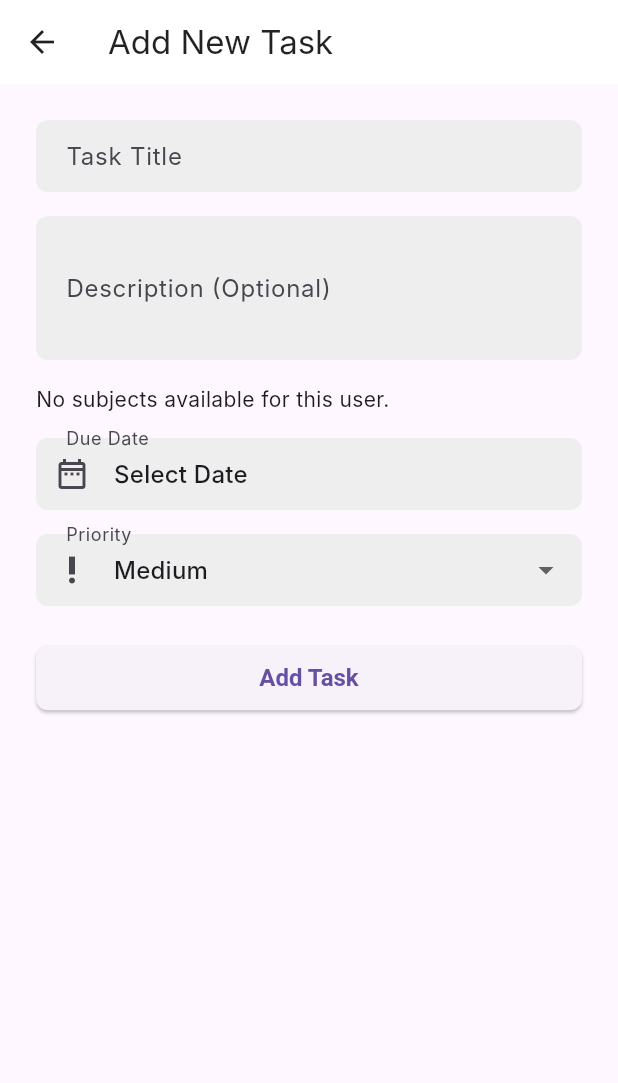
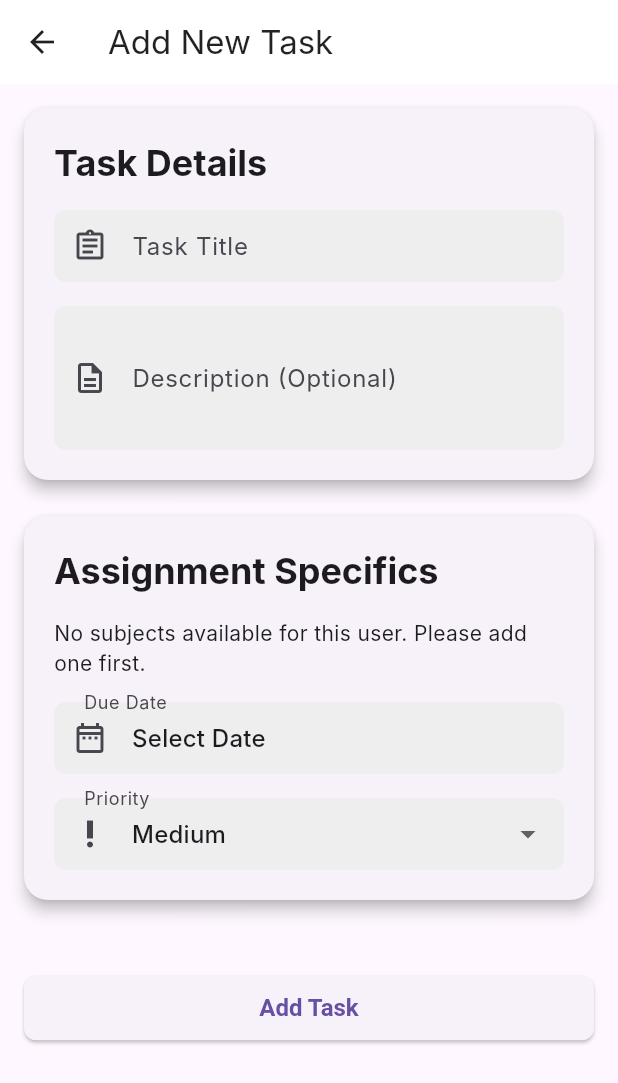
Before and after one commit to imanmysarah3108/skedule3, a Flutter app: the AddTaskPage screen opened by its route, on a phone screen of 412 x 824 dp. Shown: the top 1083 px of the screen. Run offline on Flutter 3.47's test engine with Material 3 defaults, Android fonts, the phone set to English and light mode, and no system bars; our stand-ins replace package_info_plus, supabase_flutter; accounts and stored records are empty; Roboto replaces fonts that are missing (Inter).

Commit message:
update data picker style, icons for all fields, adjust padding

```diff
--- a/lib/add_task.dart
+++ b/lib/add_task.dart
@@ -2,40 +2,9 @@ import 'package:flutter/material.dart';
 import 'package:intl/intl.dart';
 import 'package:skedule3/main.dart';
 
-class Assignment {
-  final String assignmentId;
-  final String desc;
-  final String subjectId;
-  final DateTime dueDate;
-  final String id;
-  final String assignmentTitle;
-  final bool isCompleted;
-  final String priority;
-
-  Assignment({
-    required this.assignmentId,
-    required this.desc,
-    required this.subjectId,
-    required this.dueDate,
-    required this.id,
-    required this.assignmentTitle,
-    required this.isCompleted,
-    required this.priority,
-  });
-
-  factory Assignment.fromJson(Map<String, dynamic> json) {
-    return Assignment(
-      assignmentId: json['assignment_id'] as String,
-      desc: json['desc'] as String,
-      subjectId: json['subject_id'] as String,
-      dueDate: DateTime.parse(json['due_date'] as String),
-      id: json['id'] as String,
-      assignmentTitle: json['assignment_title'] as String,
-      isCompleted: json['is_completed'] as bool,
-      priority: json['priority'] as String,
-    );
-  }
-}
+// Assuming Assignment class is defined in main.dart or is accessible
+// If not, you might need to copy its definition here or ensure main.dart is imported.
+// For this example, I'll assume it's correctly imported from main.dart.
 
 class AddTaskPage extends StatefulWidget {
   final Assignment? taskToEdit;
@@ -196,15 +165,36 @@ class _AddTaskPageState extends State<AddTaskPage> {
         title: Text(widget.taskToEdit == null ? 'Add New Task' : 'Edit Task'),
       ),
       body: SingleChildScrollView(
-        padding: const EdgeInsets.all(24.0),
+        padding: const EdgeInsets.all(16.0), // Adjusted padding
         child: Form(
           key: _formKey,
           child: Column(
+            crossAxisAlignment: CrossAxisAlignment.stretch, // Stretch cards
+            children: [
+              // --- Task Details Section ---
+              Card(
+                elevation: 4,
+                shape: RoundedRectangleBorder(borderRadius: BorderRadius.circular(16)),
+                margin: const EdgeInsets.only(bottom: 24),
+                child: Padding(
+                  padding: const EdgeInsets.all(20.0),
+                  child: Column(
                     crossAxisAlignment: CrossAxisAlignment.start,
                     children: [
+                      Text(
+                        'Task Details',
+                        style: Theme.of(context).textTheme.headlineSmall?.copyWith(
+                              fontWeight: FontWeight.bold,
+                              color: Theme.of(context).colorScheme.onSurface,
+                            ),
+                      ),
+                      const SizedBox(height: 16),
                       TextFormField(
                         controller: _titleController,
-                decoration: const InputDecoration(labelText: 'Task Title'),
+                        decoration: const InputDecoration(
+                          labelText: 'Task Title',
+                          prefixIcon: Icon(Icons.assignment_outlined), // Added icon
+                        ),
                         validator: (value) =>
                             value == null || value.isEmpty ? 'Enter task title' : null,
                       ),
@@ -212,14 +202,39 @@ class _AddTaskPageState extends State<AddTaskPage> {
                       TextFormField(
                         controller: _descriptionController,
                         decoration:
-                    const InputDecoration(labelText: 'Description (Optional)'),
+                            const InputDecoration(
+                              labelText: 'Description (Optional)',
+                              prefixIcon: Icon(Icons.description_outlined), // Added icon
+                            ),
                         maxLines: 3,
+                      ),
+                    ],
+                  ),
+                ),
+              ),
+
+              // --- Assignment Specifics Section ---
+              Card(
+                elevation: 4,
+                shape: RoundedRectangleBorder(borderRadius: BorderRadius.circular(16)),
+                margin: const EdgeInsets.only(bottom: 24),
+                child: Padding(
+                  padding: const EdgeInsets.all(20.0),
+                  child: Column(
+                    crossAxisAlignment: CrossAxisAlignment.start,
+                    children: [
+                      Text(
+                        'Assignment Specifics',
+                        style: Theme.of(context).textTheme.headlineSmall?.copyWith(
+                              fontWeight: FontWeight.bold,
+                              color: Theme.of(context).colorScheme.onSurface,
+                            ),
                       ),
                       const SizedBox(height: 16),
                       _isLoadingSubjects
                           ? const Center(child: CircularProgressIndicator())
                           : _userSubjects.isEmpty
-                      ? const Text('No subjects available for this user.')
+                              ? const Text('No subjects available for this user. Please add one first.')
                               : DropdownButtonFormField<String>(
                                   value: _selectedSubjectId,
                                   decoration: const InputDecoration(
@@ -244,7 +259,7 @@ class _AddTaskPageState extends State<AddTaskPage> {
                       const SizedBox(height: 16),
                       InkWell(
                         onTap: () => _selectDueDate(context),
-                child: InputDecorator(
+                        child: InputDecorator( // Use InputDecorator for consistent styling
                           decoration: InputDecoration(
                             labelText: 'Due Date',
                             prefixIcon: const Icon(Icons.date_range_outlined),
@@ -253,8 +268,7 @@ class _AddTaskPageState extends State<AddTaskPage> {
                               borderSide: BorderSide.none,
                             ),
                             filled: true,
-                    fillColor:
-                        Theme.of(context).inputDecorationTheme.fillColor,
+                            fillColor: Theme.of(context).inputDecorationTheme.fillColor,
                           ),
                           child: Text(
                             _dueDate == null
@@ -283,6 +297,11 @@ class _AddTaskPageState extends State<AddTaskPage> {
                           });
                         },
                       ),
+                    ],
+                  ),
+                ),
+              ),
+
               const SizedBox(height: 24),
               _isLoading
                   ? const Center(child: CircularProgressIndicator())
```
Lines whose indentation alone changed are shown as unchanged.
